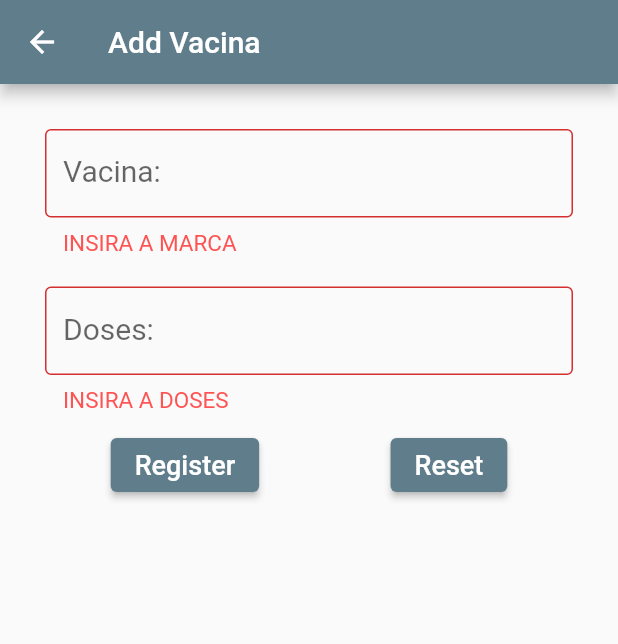
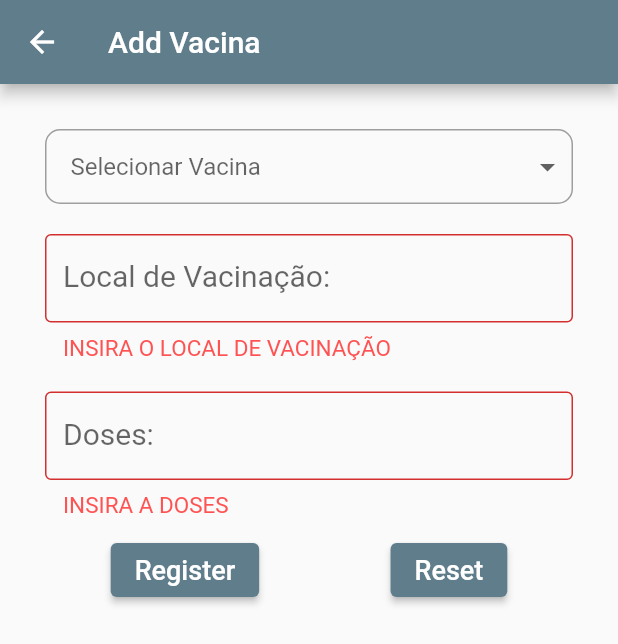
Before and after one commit to edgracional/Meu_Projeto_Flutter, a Flutter app: the AddVacinaPage screen opened directly, after a tap on "Register", on a phone screen of 412 x 824 dp. Shown: the top 644 px of the screen. Run offline on Flutter 3.47's test engine with Material 2 defaults, Android fonts, the light colour scheme and no system bars.

Commit message:
Nova atualização dropdown imagem

```diff
--- a/lib/pages/vacinas_cadastro.dart
+++ b/lib/pages/vacinas_cadastro.dart
@@ -1,4 +1,7 @@
 import 'package:flutter/material.dart';
+
+import 'dart:ui' show lerpDouble;
+import 'package:flutter/widgets.dart';
 
 class AddVacinaPage extends StatefulWidget {
   const AddVacinaPage({Key? key, required id}) : super(key: key);
@@ -18,23 +21,53 @@ class _AddVacinaPageState extends State<AddVacinaPage> {
   // Create a text controller and use it to retrieve the current value
   // of the TextField.
   //final nomeController = TextEditingController();
-  final marcaController = TextEditingController();
+  final localController = TextEditingController();
   final dosesController = TextEditingController();
 
   @override
   void dispose() {
     // Clean up the controller when the widget is disposed.
     //nomeController.dispose();
-    marcaController.dispose();
+    localController.dispose();
     dosesController.dispose();
     super.dispose();
   }
 
   clearText() {
     //nomeController.clear();
-    marcaController.clear();
+    localController.clear();
     dosesController.clear();
   }
+
+  String? _Selected;
+
+  List<Map> _myJson = [
+    {
+      'id': 1,
+      'image': 'images/aztra.png',
+      'name': 'Aztrazeneca',
+    },
+    {
+      'id': 2,
+      'image': 'images/coronav.png',
+      'name': 'Coronavac',
+    },
+    {
+      'id': 3,
+      'image': 'images/johsson.png',
+      'name': 'Johnson&Johnsson',
+    },
+    {
+      'id': 4,
+      'image': 'images/moder.png',
+      'name': 'Moderna',
+    },
+    {
+      'id': 5,
+      'image': 'images/pifs.png',
+      'name': 'Pifzer',
+    },
+  ];
 
   @override
   Widget build(BuildContext context) {
@@ -70,6 +103,54 @@ class _AddVacinaPageState extends State<AddVacinaPage> {
               ),*/
               Container(
                 margin: const EdgeInsets.symmetric(vertical: 10.0),
+                child: Container(
+                  decoration: BoxDecoration(
+                      border: Border.all(width: 1, color: Colors.grey),
+                      borderRadius: BorderRadius.circular(10)),
+                  child: Row(
+                    mainAxisAlignment: MainAxisAlignment.spaceBetween,
+                    children: [
+                      Expanded(
+                          child: DropdownButtonHideUnderline(
+                        child: ButtonTheme(
+                          alignedDropdown: true,
+                          child: DropdownButton<String>(
+                            hint: Text('Selecionar Vacina'),
+                            value: _Selected,
+                            onChanged: (newValue) {
+                              setState(() {
+                                _Selected = newValue;
+                              });
+                            },
+                            items: _myJson.map((e) {
+                              return DropdownMenuItem<String>(
+                                  value: e['name'],
+                                  child: Row(
+                                    children: [
+                                      Image.asset(e['image'], width: 25),
+                                      Container(
+                                        margin: EdgeInsets.only(left: 10),
+                                        child: Text(e['name']),
+                                      )
+                                    ],
+                                  ));
+                            }).toList(),
+                          ),
+                        ),
+                      ))
+                    ],
+                  ),
+                  /*  controller: marcaController,
+                  validator: (value) {
+                    if (value == null || value.isEmpty) {
+                      return 'INSIRA A MARCA';
+                    }
+                    return null;
+                  },*/
+                ),
+              ),
+              /*   Container(
+                margin: const EdgeInsets.symmetric(vertical: 10.0),
                 child: TextFormField(
                   autofocus: false,
                   decoration: const InputDecoration(
@@ -83,6 +164,26 @@ class _AddVacinaPageState extends State<AddVacinaPage> {
                   validator: (value) {
                     if (value == null || value.isEmpty) {
                       return 'INSIRA A MARCA';
+                    }
+                    return null;
+                  },
+                ),
+              ),*/
+              Container(
+                margin: const EdgeInsets.symmetric(vertical: 10.0),
+                child: TextFormField(
+                  autofocus: false,
+                  decoration: const InputDecoration(
+                    labelText: 'Local de Vacinação: ',
+                    labelStyle: TextStyle(fontSize: 20.0),
+                    border: OutlineInputBorder(),
+                    errorStyle:
+                        TextStyle(color: Colors.redAccent, fontSize: 15),
+                  ),
+                  controller: localController,
+                  validator: (value) {
+                    if (value == null || value.isEmpty) {
+                      return 'INSIRA O LOCAL DE VACINAÇÃO';
                     }
                     return null;
                   },
@@ -108,18 +209,6 @@ class _AddVacinaPageState extends State<AddVacinaPage> {
                   },
                 ),
               ),
-              /*  Container(
-                margin: const EdgeInsets.symmetric(vertical: 10.0),
-                child: DropdownButton<String>(
-                  value: selectedItem,
-                  items: items
-                      .map((item) => DropdownMenuItem<String>(
-                            child: Text(item, style: TextStyle(fontSize: 25)),
-                          ))
-                      .toList(),
-                  onChanged: (item) => setState(() => selectedItem),
-                ),
-              ),*/
               Row(
                 mainAxisAlignment: MainAxisAlignment.spaceAround,
                 children: [
@@ -129,7 +218,7 @@ class _AddVacinaPageState extends State<AddVacinaPage> {
                       if (_formKey.currentState!.validate()) {
                         setState(() {
                           //nome = nomeController.text;
-                          marca = marcaController.text;
+                          marca = localController.text;
                           doses = dosesController.text;
                           //addUser();
                           clearText();
--- a/pubspec.yaml
+++ b/pubspec.yaml
@@ -3,7 +3,7 @@ description: A new Flutter project.
 
 # The following line prevents the package from being accidentally published to
 # pub.dev using `flutter pub publish`. This is preferred for private packages.
-publish_to: 'none' # Remove this line if you wish to publish to pub.dev
+publish_to: "none" # Remove this line if you wish to publish to pub.dev
 
 # The following defines the version and build number for your application.
 # A version number is three numbers separated by dots, like 1.2.43
@@ -33,7 +33,6 @@ dependencies:
   timeago: ^3.3.0
   provider: ^6.0.3
 
-
   # The following adds the Cupertino Icons font to your application.
   # Use with the CupertinoIcons class for iOS style icons.
   cupertino_icons: ^1.0.2
@@ -56,7 +55,6 @@ dev_dependencies:
 
 # The following section is specific to Flutter packages.
 flutter:
-
   # The following line ensures that the Material Icons font is
   # included with your application, so that you can use the icons in
   # the material Icons class.
@@ -64,7 +62,7 @@ flutter:
 
   # To add assets to your application, add an assets section, like this:
   assets:
-   - images/
+    - images/
   #   - images/a_dot_ham.jpeg
 
   # An image asset can refer to one or more resolution-specific "variants", see
```
